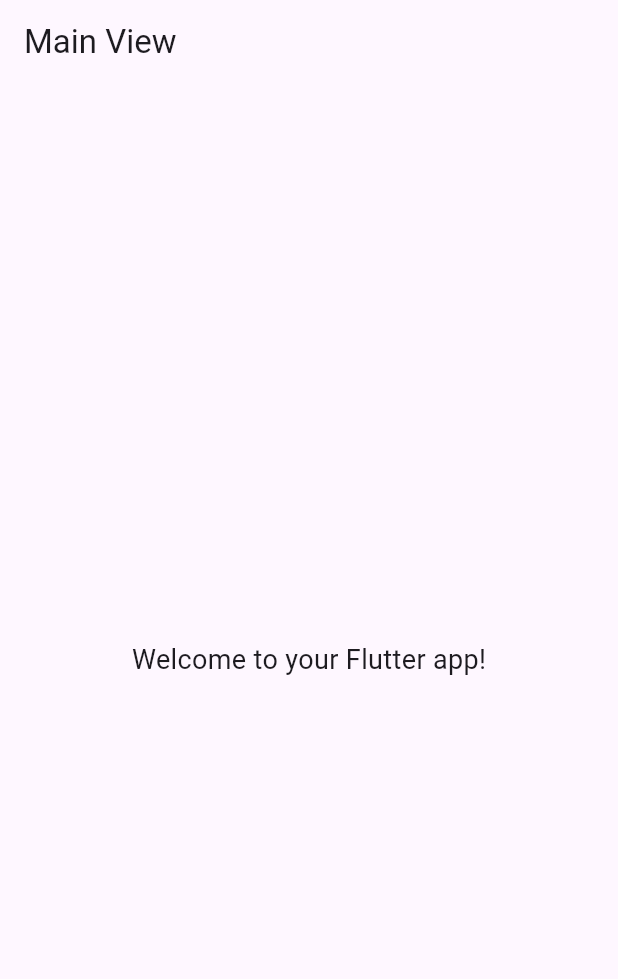
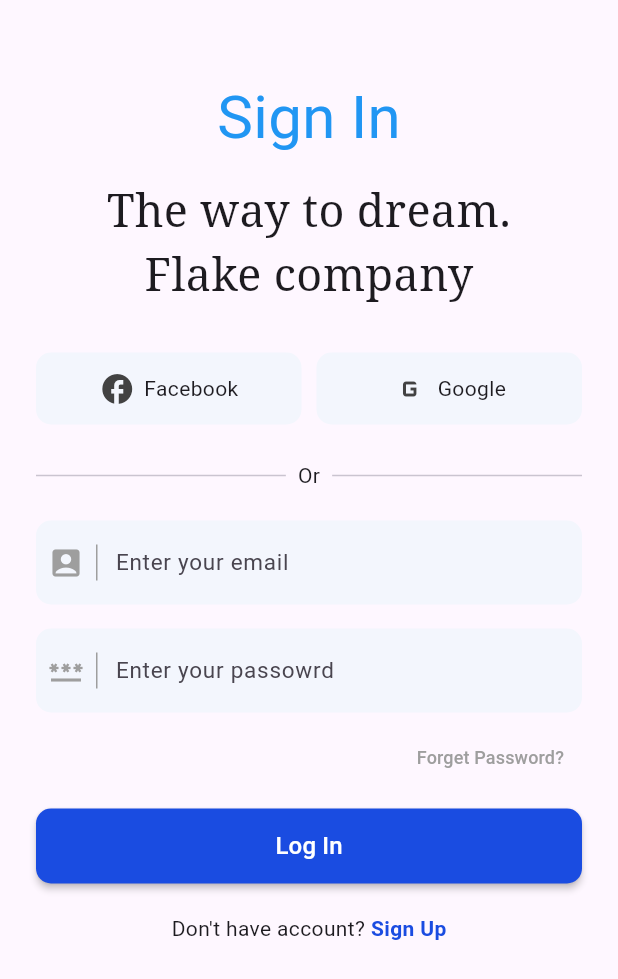
Before and after one commit to Salcidio/neurocron, a Flutter app: the screen it shows after launch, on a phone screen of 412 x 824 dp. Shown: the top 979 px of the screen. Run offline on Flutter 3.47's test engine with Material 3 defaults, Android fonts, the phone set to English and light mode, and no system bars; our stand-ins replace flutter_riverpod, google_fonts, supabase_flutter; accounts and stored records are empty; Roboto replaces fonts that are missing (Tektur).

Commit message:
login and register page created

```diff
--- /dev/null
+++ b/lib/auth/gate/auth_gate.dart
@@ -0,0 +1,24 @@
+import 'package:flakesmobile/auth/providers/auth_provider.dart';
+import 'package:flakesmobile/auth/screens/home.dart';
+import 'package:flakesmobile/auth/screens/login.dart';
+import 'package:flakesmobile/auth/screens/welcome.dart';
+import 'package:flutter/material.dart';
+import 'package:flutter_riverpod/flutter_riverpod.dart';
+
+class AuthGate extends ConsumerWidget {
+  const AuthGate({super.key});
+
+  @override
+  Widget build(BuildContext context, WidgetRef ref) {
+    // Watch the provider for state changes
+    final authState = ref.watch(authProvider);
+
+    // Return the correct screen based on auth state
+    // The UI will automatically rebuild when the state changes
+    if (authState.user != null) {
+      return const HomePage();
+    } else {
+      return const LoginPage(); //const WelcomeScreen();
+    }
+  }
+}
--- /dev/null
+++ b/lib/auth/providers/auth_provider.dart
@@ -0,0 +1,7 @@
+import 'package:flakesmobile/auth/models/auth_model.dart';
+import 'package:flakesmobile/auth/notifiers/auth_notifier.dart';
+import 'package:flutter_riverpod/flutter_riverpod.dart';
+
+final authProvider = StateNotifierProvider<AuthNotifier, AuthModel>((ref) {
+  return AuthNotifier();
+});
--- /dev/null
+++ b/lib/auth/screens/login.dart
@@ -0,0 +1,175 @@
+// File: lib/screens/signin_screen.dart
+import 'package:flakesmobile/auth/screens/register.dart';
+import 'package:flakesmobile/parts/customTextfield.dart';
+import 'package:flutter/material.dart';
+import 'package:google_fonts/google_fonts.dart';
+
+class LoginPage extends StatefulWidget {
+  const LoginPage({super.key});
+
+  @override
+  State<LoginPage> createState() => _LoginPageState();
+}
+
+class _LoginPageState extends State<LoginPage> {
+  final TextEditingController _emailController = TextEditingController();
+  final TextEditingController _passwordController = TextEditingController();
+  bool _obscureText = true;
+
+  @override
+  Widget build(BuildContext context) {
+    return Scaffold(
+      body: SafeArea(
+        child: Padding(
+          padding: const EdgeInsets.symmetric(horizontal: 24.0),
+          child: SingleChildScrollView(
+            child: Column(
+              crossAxisAlignment: CrossAxisAlignment.start,
+              children: [
+                const SizedBox(height: 50),
+                Center(
+                  child: Text(
+                    'Sign In',
+                    style: GoogleFonts.tektur(fontSize: 40, color: Colors.blue),
+                  ),
+                ),
+                const SizedBox(height: 12),
+                Center(
+                  child: Text(
+                    'The way to dream.\nFlake company',
+                    textAlign: TextAlign.center,
+                    style: GoogleFonts.notoSerif(fontSize: 30),
+                  ),
+                ),
+                const SizedBox(height: 30),
+                Row(
+                  mainAxisAlignment: MainAxisAlignment.spaceEvenly,
+                  children: [
+                    _socialLoginButton(
+                      icon: Icons.facebook,
+                      text: 'Facebook',
+                      onTap: () {},
+                    ),
+
+                    SizedBox(width: 10),
+                    _socialLoginButton(
+                      icon: Icons.g_mobiledata,
+                      text: 'Google',
+                      onTap: () {},
+                    ),
+                  ],
+                ),
+                const SizedBox(height: 24),
+                Row(
+                  children: const [
+                    Expanded(child: Divider()),
+                    Padding(
+                      padding: EdgeInsets.symmetric(horizontal: 8.0),
+                      child: Text('Or'),
+                    ),
+                    Expanded(child: Divider()),
+                  ],
+                ),
+                const SizedBox(height: 20),
+                CustomTextField(
+                  controller: _emailController,
+                  hintText: 'Enter your email',
+                  obscureText: false,
+                  iconData: Icons.account_box_rounded,
+                ),
+                const SizedBox(height: 16),
+                CustomTextField(
+                  controller: _emailController,
+                  hintText: 'Enter your passowrd',
+                  obscureText: false,
+                  iconData: Icons.password_outlined,
+                ),
+                const SizedBox(height: 6),
+                Align(
+                  alignment: Alignment.centerRight,
+                  child: TextButton(
+                    onPressed: () {},
+                    child: const Text(
+                      'Forget Password?',
+                      style: TextStyle(color: Colors.grey, fontSize: 12),
+                    ),
+                  ),
+                ),
+                const SizedBox(height: 10),
+                SizedBox(
+                  width: double.infinity,
+                  height: 50,
+                  child: ElevatedButton(
+                    style: ElevatedButton.styleFrom(
+                      backgroundColor: const Color(0xFF1A4CE1),
+                      shape: RoundedRectangleBorder(
+                        borderRadius: BorderRadius.circular(10),
+                      ),
+                      elevation: 2,
+                    ),
+                    onPressed: () {},
+                    child: const Text(
+                      'Log In',
+                      style: TextStyle(color: Colors.white, fontSize: 16),
+                    ),
+                  ),
+                ),
+                const SizedBox(height: 20),
+                Row(
+                  mainAxisAlignment: MainAxisAlignment.center,
+                  children: [
+                    const Text("Don't have account? "),
+                    GestureDetector(
+                      onTap: () {
+                        Navigator.push(
+                          context,
+                          MaterialPageRoute(
+                            builder: (context) => RegisterPage(),
+                          ),
+                        );
+                      },
+                      child: const Text(
+                        'Sign Up',
+                        style: TextStyle(
+                          color: Color(0xFF1A4CE1),
+                          fontWeight: FontWeight.w600,
+                        ),
+                      ),
+                    ),
+                  ],
+                ),
+              ],
+            ),
+          ),
+        ),
+      ),
+    );
+  }
+
+  Widget _socialLoginButton({
+    required IconData icon,
+    required String text,
+    required VoidCallback onTap,
+  }) {
+    return Expanded(
+      child: GestureDetector(
+        onTap: onTap,
+        child: Container(
+          padding: const EdgeInsets.symmetric(vertical: 12),
+          decoration: BoxDecoration(
+            color: const Color(0xFFF3F6FD),
+            borderRadius: BorderRadius.circular(10),
+          ),
+          child: Row(
+            mainAxisAlignment: MainAxisAlignment.center,
+            children: [
+              Icon(icon, color: Colors.grey.shade800),
+              const SizedBox(width: 6),
+              Text(text),
+            ],
+          ),
+        ),
+      ),
+    );
+  }
+}
--- a/lib/main.dart
+++ b/lib/main.dart
@@ -1,5 +1,7 @@
+import 'package:flakesmobile/auth/gate/auth_gate.dart';
 import 'package:flutter/material.dart';
 import 'package:supabase_flutter/supabase_flutter.dart';
+import 'package:flutter_riverpod/flutter_riverpod.dart';
 
 void main() async {
   WidgetsFlutterBinding.ensureInitialized(); //Required by Flutter --snowFlake
@@ -9,36 +11,9 @@
         'eyJhbGciOiJIUzI1NiIsInR5cCI6IkpXVCJ9.eyJpc3MiOiJzdXBhYmFzZSIsInJlZiI6InhodWJkdml1Z3d1eGhlemZjbGdnIiwicm9sZSI6ImFub24iLCJpYXQiOjE3NTIxMzUwMjcsImV4cCI6MjA2NzcxMTAyN30.v0PX5GeBVXOdL9ZaLYcEVbidAKN8uz7jN6RgHkEyqyo',
   );
 
-  runApp(MyApp());
+  runApp(
+    ProviderScope(
+      child: MaterialApp(debugShowCheckedModeBanner: false, home: AuthGate()),
+    ),
+  );
 }
-
-class MyApp extends StatelessWidget {
-  const MyApp({super.key});
-
-  @override
-  Widget build(BuildContext context) {
-    return MaterialApp(
-      title: 'Flutter Base App',
-      theme: ThemeData(primarySwatch: Colors.blue),
-      home: HomePage(),
-      debugShowCheckedModeBanner: false,
-    );
-  }
-}
-
-class HomePage extends StatelessWidget {
-  const HomePage({super.key});
-
-  @override
-  Widget build(BuildContext context) {
-    return Scaffold(
-      appBar: AppBar(title: Text('Main View')),
-      body: Center(
-        child: Text(
-          'Welcome to your Flutter app!',
-          style: TextStyle(fontSize: 18),
-        ),
-      ),
-    );
-  }
-}
--- /dev/null
+++ b/lib/parts/customTextField.dart
@@ -0,0 +1,81 @@
+import 'package:flutter/material.dart';
+import 'package:google_fonts/google_fonts.dart';
+
+class CustomTextField extends StatefulWidget {
+  final TextEditingController controller;
+  final String hintText;
+  final bool obscureText;
+  final IconData iconData;
+
+  const CustomTextField({
+    Key? key,
+    required this.controller,
+    required this.hintText,
+    required this.obscureText,
+    required this.iconData,
+  }) : super(key: key);
+
+  @override
+  _CustomTextFieldState createState() => _CustomTextFieldState();
+}
+
+class _CustomTextFieldState extends State<CustomTextField> {
+  late FocusNode _focusNode;
+
+  @override
+  void initState() {
+    super.initState();
+    _focusNode = FocusNode();
+    _focusNode.addListener(() => setState(() {}));
+  }
+
+  @override
+  void dispose() {
+    _focusNode.dispose();
+    super.dispose();
+  }
+
+  @override
+  Widget build(BuildContext context) {
+    return TextField(
+      controller: widget.controller,
+      obscureText: widget.obscureText,
+      focusNode: _focusNode,
+      decoration: InputDecoration(
+        hintText: widget.hintText,
+        hintStyle: GoogleFonts.comicNeue(fontSize: 15),
+        filled: true,
+        fillColor: const Color(0xFFF3F6FD),
+        prefixIcon: Padding(
+          padding: const EdgeInsets.only(left: 8, right: 8),
+          child: Row(
+            mainAxisSize: MainAxisSize.min,
+            children: [
+              Icon(
+                widget.iconData,
+                color:
+                    _focusNode.hasFocus ? const Color(0xFF1A4CE1) : Colors.grey,
+              ),
+              const SizedBox(width: 8),
+              Container(
+                width: 1,
+                height: 24,
+                color:
+                    _focusNode.hasFocus ? const Color(0xFF1A4CE1) : Colors.grey,
+              ),
+            ],
+          ),
+        ),
+
+        enabledBorder: OutlineInputBorder(
+          borderRadius: BorderRadius.circular(10),
+          borderSide: const BorderSide(color: Colors.transparent),
+        ),
+        focusedBorder: OutlineInputBorder(
+          borderRadius: BorderRadius.circular(10),
+          borderSide: const BorderSide(color: Color(0xFF1A4CE1)),
+        ),
+      ),
+    );
+  }
+}
```
Also changed, not shown: lib/auth/models/auth_model.dart (added, +16 -0 lines), lib/auth/notifiers/auth_notifier.dart (added, +55 -0 lines), lib/auth/screens/home.dart (added, +18 -0 lines), lib/auth/screens/register.dart (added, +169 -0 lines), lib/auth/screens/welcome.dart (added, +75 -0 lines), lib/parts/gradient_button.dart (added, +60 -0 lines), pubspec.yaml (+5 -2 lines), lib/assets/images/flakes.jpg (added), pubspec.lock, 2 other files.
